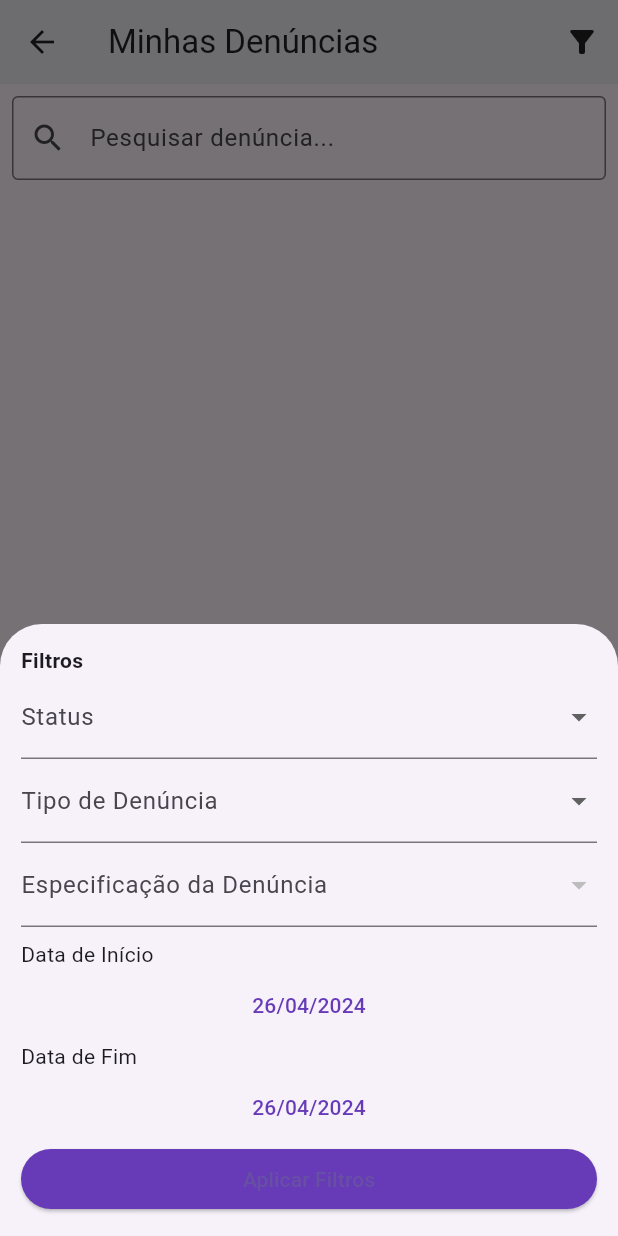
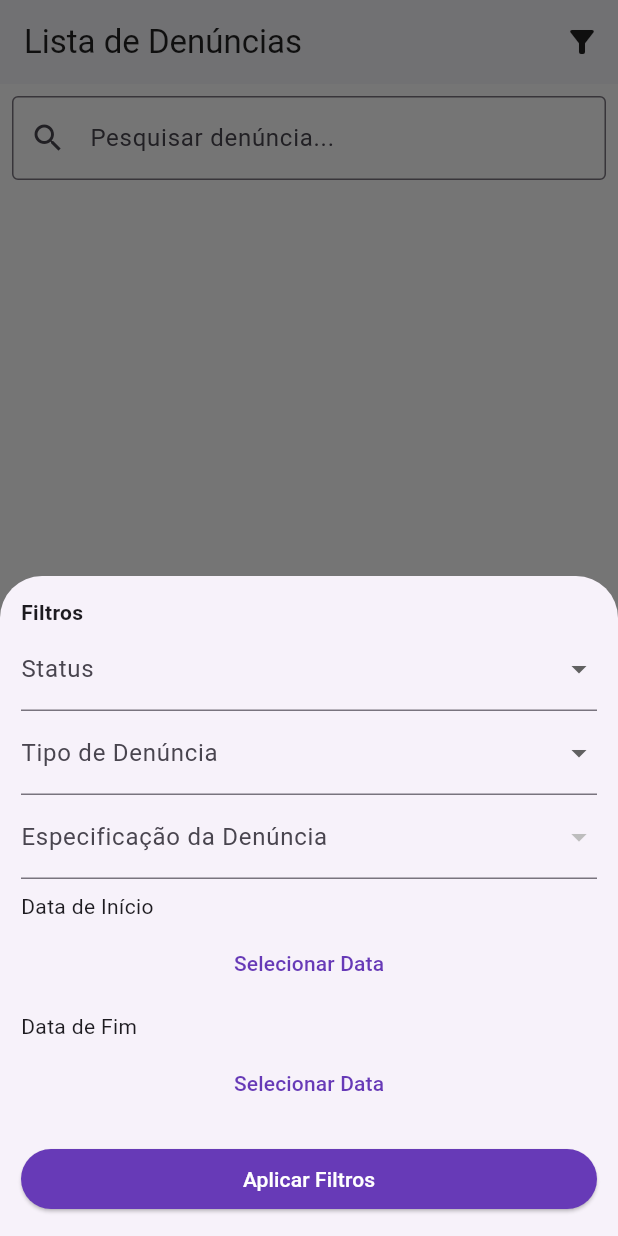
Before and after one commit to aliceborges42/tcc_app, a Flutter app: the ComplaintUserListPage screen opened directly, after a tap on the "filter alt" icon, on a phone screen of 412 x 824 dp. Run offline on Flutter 3.47's test engine with Material 3 defaults, Android fonts, the phone set to English and light mode, and no system bars; our stand-ins replace brasil_fields, carousel_slider, flutter_form_builder, flutter_markdown, form_builder_validators, geocoding and 4 more; accounts and stored records are empty; network calls fail.

Commit message:
list filter improve

```diff
--- a/lib/pages/list_user_complaint_page.dart
+++ b/lib/pages/list_user_complaint_page.dart
@@ -1,7 +1,5 @@
 import 'package:flutter/material.dart';
 import 'package:intl/intl.dart';
-import 'package:tcc_app/components/datepicker.dart';
-import 'package:tcc_app/components/dropdown.dart';
 import 'package:tcc_app/models/complaint_model.dart';
 import 'package:tcc_app/pages/complaint_page.dart';
 import 'package:tcc_app/resources/complaint_methods.dart';
@@ -13,14 +11,13 @@ class ComplaintUserListPage extends StatefulWidget {
 
 class _ComplaintUserListPageState extends State<ComplaintUserListPage> {
   late Future<List<Complaint>> _complaintsFuture;
-  List<Complaint> _complaints = [];
   DateTime? _startDateFilter;
   DateTime? _endDateFilter;
-  String? _selectedStatusFilter;
-  String? _selectedComplaintTypeFilter;
   TypeSpecification? _selectedTypeSpecification;
   List<TypeSpecification> _typeSpecifications = [];
   TextEditingController _searchController = TextEditingController();
+  String? _statusFilter;
+  String? _complaintTypeFilter;
 
   @override
   void initState() {
@@ -42,29 +39,22 @@ class _ComplaintUserListPageState extends State<ComplaintUserListPage> {
     }
   }
 
-  void _applyFilters() {
-    setState(() {
-      _complaintsFuture = _loadComplaintsFiltered();
-    });
-  }
+  List<Complaint> _applyFilters(List<Complaint> complaints) {
+    return complaints.where((complaint) {
+      bool statusFilter = _statusFilter == null ||
+          _statusFilter == 'Todos' ||
+          complaint.status == _statusFilter;
 
-  Future<List<Complaint>> _loadComplaintsFiltered() async {
-    List<Complaint> complaints = await _loadComplaints();
-
-    complaints = complaints.where((complaint) {
-      bool statusFilter = _selectedStatusFilter == null ||
-          complaint.status == _selectedStatusFilter;
-
-      bool typeFilter = _selectedComplaintTypeFilter == null ||
-          complaint.complaintType.classification ==
-              _selectedComplaintTypeFilter;
-
-      bool typeSpecificationFilter = _selectedTypeSpecification == null ||
-          complaint.typeSpecification.id == _selectedTypeSpecification?.id;
+      bool typeFilter = _complaintTypeFilter == null ||
+          _complaintTypeFilter == 'Todos' ||
+          complaint.complaintType.classification == _complaintTypeFilter;
 
       bool startDateFilter = _startDateFilter == null ||
           (complaint.date.isAfter(_startDateFilter!) ||
               complaint.date.isAtSameMomentAs(_startDateFilter!));
+
+      bool typeSpecificationFilter = _selectedTypeSpecification == null ||
+          complaint.typeSpecification.id == _selectedTypeSpecification?.id;
 
       bool endDateFilter = _endDateFilter == null ||
           (complaint.date.isBefore(_endDateFilter!) ||
@@ -72,17 +62,176 @@ class _ComplaintUserListPageState extends State<ComplaintUserListPage> {
 
       return statusFilter &&
           typeFilter &&
-          typeSpecificationFilter &&
           startDateFilter &&
-          endDateFilter;
+          endDateFilter &&
+          typeSpecificationFilter;
     }).toList();
+  }
 
-    return complaints;
+  void _openFilterModal() {
+    showModalBottomSheet(
+      context: context,
+      isScrollControlled:
+          true, // Permite que o BottomSheet ocupe o tamanho completo da tela
+      builder: (BuildContext context) {
+        return StatefulBuilder(
+          builder: (BuildContext context, StateSetter setState) {
+            return SingleChildScrollView(
+              child: Container(
+                padding: EdgeInsets.all(14.0),
+                child: Column(
+                  crossAxisAlignment: CrossAxisAlignment.stretch,
+                  mainAxisSize: MainAxisSize.min,
+                  children: [
+                    Text('Filtros',
+                        style: TextStyle(
+                            fontSize: 14, fontWeight: FontWeight.bold)),
+
+                    DropdownButtonFormField<String>(
+                      value: _statusFilter,
+                      onChanged: (value) {
+                        setState(() {
+                          _statusFilter = value;
+                        });
+                      },
+                      items: ['Todos', 'Resolvido', 'Não Resolvido']
+                          .map((label) => DropdownMenuItem(
+                                child: Text(label),
+                                value: label,
+                              ))
+                          .toList(),
+                      decoration: InputDecoration(labelText: 'Status'),
+                    ),
+                    // SizedBox(height: 6.0),
+                    DropdownButtonFormField<String>(
+                      value: _complaintTypeFilter,
+                      onChanged: (value) {
+                        setState(() {
+                          _complaintTypeFilter = value;
+                        });
+                      },
+                      items: ['Todos', 'Episódio', 'Desordem']
+                          .map((label) => DropdownMenuItem(
+                                child: Text(label),
+                                value: label,
+                              ))
+                          .toList(),
+                      decoration:
+                          InputDecoration(labelText: 'Tipo de Denúncia'),
+                    ),
+                    // SizedBox(height: 8.0),
+                    DropdownButtonFormField<String>(
+                      value: _selectedTypeSpecification?.specification,
+                      onChanged: (value) {
+                        final selectedType = _typeSpecifications.firstWhere(
+                          (type) => type.specification == value,
+                          orElse: () => _typeSpecifications.first,
+                        );
+                        setState(() {
+                          _selectedTypeSpecification = selectedType;
+                        });
+                      },
+                      items: _typeSpecifications
+                          .map((label) => DropdownMenuItem(
+                                child: Text(label.specification),
+                                value: label.specification,
+                              ))
+                          .toList(),
+                      decoration: InputDecoration(
+                          labelText: 'Especificação da Denúncia'),
+                    ),
+                    SizedBox(height: 8.0),
+                    Text('Data de Início'),
+                    SizedBox(height: 4.0),
+                    TextButton(
+                      onPressed: () async {
+                        DateTime? picked = await showDatePicker(
+                          context: context,
+                          initialDate: _startDateFilter ?? DateTime.now(),
+                          firstDate: DateTime(2015, 8),
+                          lastDate: DateTime.now(),
+                        );
+                        if (picked != null) {
+                          setState(() {
+                            _startDateFilter = picked;
+                          });
+                        }
+                      },
+                      style: ButtonStyle(
+                          foregroundColor: MaterialStateProperty.all<Color>(
+                              Colors.deepPurple)),
+                      child: Text(
+                        _startDateFilter != null
+                            ? DateFormat('dd/MM/yyyy').format(_startDateFilter!)
+                            : 'Selecionar Data',
+                      ),
+                    ),
+                    SizedBox(height: 8.0),
+                    Text('Data de Fim'),
+                    SizedBox(height: 4.0),
+                    TextButton(
+                      onPressed: () async {
+                        DateTime? picked = await showDatePicker(
+                          context: context,
+                          initialDate: _endDateFilter ?? DateTime.now(),
+                          firstDate: DateTime(2015, 8),
+                          lastDate: DateTime.now(),
+                        );
+                        if (picked != null) {
+                          setState(() {
+                            _endDateFilter = picked;
+                          });
+                        }
+                      },
+                      style: ButtonStyle(
+                          foregroundColor: MaterialStateProperty.all<Color>(
+                              Colors.deepPurple)),
+                      child: Text(
+                        _endDateFilter != null
+                            ? DateFormat('dd/MM/yyyy').format(_endDateFilter!)
+                            : 'Selecionar Data',
+                      ),
+                    ),
+                    SizedBox(height: 16.0),
+                    ElevatedButton(
+                      onPressed: () {
+                        // _applyFilters();
+                        _loadComplaintsFiltered();
+                        Navigator.pop(context);
+                      },
+                      style: ButtonStyle(
+                          backgroundColor: MaterialStateProperty.all<Color>(
+                              Colors.deepPurple),
+                          foregroundColor:
+                              MaterialStateProperty.all<Color>(Colors.white)),
+                      child: Text('Aplicar Filtros'),
+                    ),
+                  ],
+                ),
+              ),
+            );
+          },
+        );
+      },
+    );
+  }
+
+  @override
+  void dispose() {
+    super.dispose();
+  }
+
+  Future<void> _loadComplaintsFiltered() async {
+    setState(() {
+      _complaintsFuture = _loadComplaints();
+    });
   }
 
   Future<List<Complaint>> _loadComplaints() async {
     try {
-      return await ComplaintMethods().getUserComplaints();
+      List<Complaint> complaints = await ComplaintMethods().getUserComplaints();
+
+      return _applyFilters(complaints);
     } catch (error) {
       print("Failed to load complaints: $error");
       return [];
@@ -93,31 +242,33 @@ class _ComplaintUserListPageState extends State<ComplaintUserListPage> {
   Widget build(BuildContext context) {
     return Scaffold(
       appBar: AppBar(
-        title: Text('Minhas Denúncias'),
+        title: Text('Lista de Denúncias'),
         actions: [
           IconButton(
             icon: Icon(Icons.filter_alt),
             onPressed: () {
-              _showFilterDialog(context);
+              _openFilterModal();
             },
-            tooltip: 'Filtrar denúncia',
+            tooltip: 'Filtrar denúncias',
           ),
         ],
-        backgroundColor: Colors.grey[100],
+        automaticallyImplyLeading: false,
+        backgroundColor: Colors.white,
         foregroundColor: Colors.black87,
         elevation: 1,
       ),
+      backgroundColor: Colors.white,
       body: Column(
         children: [
           Padding(
             padding: EdgeInsets.all(8.0),
             child: TextField(
               controller: _searchController,
-              decoration: InputDecoration(
+              decoration: const InputDecoration(
                 hintText: 'Pesquisar denúncia...',
                 prefixIcon: Icon(
                   Icons.search,
-                  semanticLabel: 'Pesquisar denúncia',
+                  semanticLabel: 'pesquisar denúncia',
                 ),
                 border: OutlineInputBorder(),
               ),
@@ -191,7 +342,7 @@ class _ComplaintUserListPageState extends State<ComplaintUserListPage> {
                           ),
                           Divider(
                             height: 0,
-                            color: Colors.grey[600],
+                            color: Colors.grey[500],
                           ),
                         ],
                       );
@@ -207,107 +358,6 @@ class _ComplaintUserListPageState extends State<ComplaintUserListPage> {
           ),
         ],
       ),
-    );
-  }
-
-  void _showFilterDialog(BuildContext context) {
-    showModalBottomSheet(
-      context: context,
-      builder: (BuildContext context) {
-        return SingleChildScrollView(
-          child: Container(
-            padding: EdgeInsets.all(14.0),
-            child: Column(
-              crossAxisAlignment: CrossAxisAlignment.stretch,
-              mainAxisSize: MainAxisSize.min,
-              children: <Widget>[
-                Text('Filtros',
-                    style:
-                        TextStyle(fontSize: 14, fontWeight: FontWeight.bold)),
-                DropdownButtonFormField<String>(
-                  value: _selectedStatusFilter,
-                  items: ['Todos', 'Resolvido', 'Não Resolvido']
-                      .map((label) => DropdownMenuItem(
-                            child: Text(label),
-                            value: label,
-                          ))
-                      .toList(),
-                  decoration: InputDecoration(labelText: 'Status'),
-                  onChanged: (String? newValue) {
-                    setState(() {
-                      _selectedStatusFilter = newValue;
-                    });
-                  },
-                ),
-                DropdownButtonFormField<String>(
-                  value: _selectedComplaintTypeFilter,
-                  items: ['Todos', 'Episódio', 'Desordem']
-                      .map((label) => DropdownMenuItem(
-                            child: Text(label),
-                            value: label,
-                          ))
-                      .toList(),
-                  onChanged: (String? newValue) {
-                    setState(() {
-                      _selectedComplaintTypeFilter = newValue;
-                    });
-                  },
-                  decoration: InputDecoration(labelText: 'Tipo de Denúncia'),
-                ),
-                DropdownButtonFormField<String>(
-                  value: _selectedTypeSpecification?.specification,
-                  items: _typeSpecifications
-                      .map((label) => DropdownMenuItem(
-                            child: Text(label.specification),
-                            value: label.specification,
-                          ))
-                      .toList(),
-                  decoration:
-                      InputDecoration(labelText: 'Especificação da Denúncia'),
-                  onChanged: (value) {
-                    final selectedType = _typeSpecifications.firstWhere(
-                      (type) => type.specification == value,
-                      orElse: () => _typeSpecifications.first,
-                    );
-                    setState(() {
-                      _selectedTypeSpecification = selectedType;
-                    });
-                  },
-                ),
-                SizedBox(height: 8.0),
-                CustomDatePicker(
-                  initialDate: _startDateFilter,
-                  labelText: 'Data de Início',
-                  onChanged: (DateTime? newValue) {
-                    setState(() {
-                      _startDateFilter = newValue;
-                    });
-                  },
-                ),
-                CustomDatePicker(
-                  initialDate: _endDateFilter,
-                  labelText: 'Data de Fim',
-                  onChanged: (DateTime? newValue) {
-                    setState(() {
-                      _endDateFilter = newValue;
-                    });
-                  },
-                ),
-                ElevatedButton(
-                  onPressed: () {
-                    _applyFilters();
-                    Navigator.pop(context);
-                  },
-                  style: ButtonStyle(
-                      backgroundColor:
-                          MaterialStateProperty.all<Color>(Colors.deepPurple)),
-                  child: Text('Aplicar Filtros'),
-                ),
-              ],
-            ),
-          ),
-        );
-      },
     );
   }
 
```
Also changed, not shown: lib/pages/list_complaints_page.dart (+178 -131 lines).
